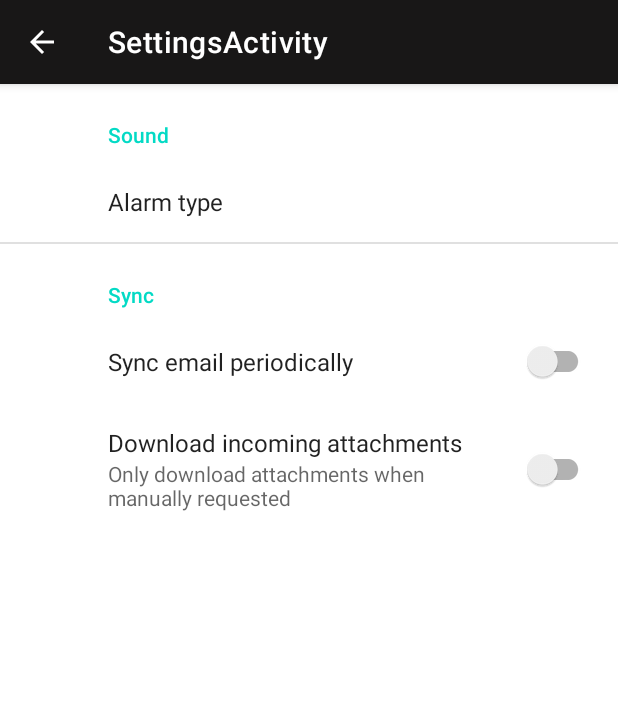
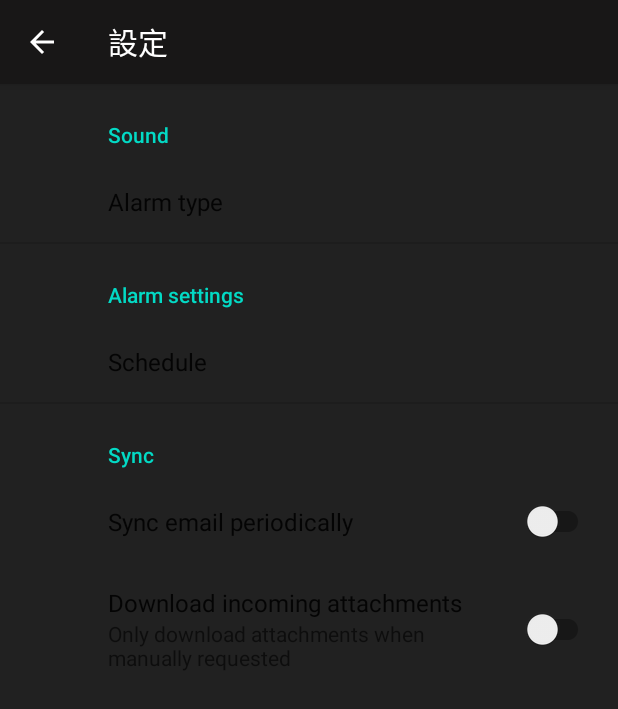
Before and after one commit to 0ga0takash1/Zekki_kaifi_alarm, an Android app: the SettingsActivity screen opened directly, with no data from a screen before it, on a phone screen of 412 x 824 dp. Shown: the top 709 px of the screen. Run offline under Robolectric (Android 15) with nearby library versions, the phone set to English and light mode, and no system bars; our stand-ins replace androidx.preference.

Commit message:
setting画面追記

```diff
--- a/app/src/main/java/zekki/kaihi/alarm/SettingsActivity.java
+++ b/app/src/main/java/zekki/kaihi/alarm/SettingsActivity.java
@@ -21,6 +21,7 @@ public class SettingsActivity extends AppCompatActivity {
         ActionBar actionBar = getSupportActionBar();
         if (actionBar != null) {
             actionBar.setDisplayHomeAsUpEnabled(true);
+            actionBar.setTitle("設定");
         }
     }
 
--- a/app/src/main/res/layout/settings_activity.xml
+++ b/app/src/main/res/layout/settings_activity.xml
@@ -1,6 +1,8 @@
-<LinearLayout xmlns:android="http://schemas.android.com/apk/res/android"
+<LinearLayout
+    xmlns:android="http://schemas.android.com/apk/res/android"
     android:layout_width="match_parent"
-    android:layout_height="match_parent">
+    android:layout_height="match_parent"
+    android:background="@color/black2">
 
     <FrameLayout
         android:id="@+id/settings"
--- a/app/src/main/res/values/arrays.xml
+++ b/app/src/main/res/values/arrays.xml
@@ -22,6 +22,20 @@
         <item>A</item>
         <item>V</item>
     </string-array>
+
+    <string-array name="alarm_schedule_entries">
+        <item>Recent</item>
+        <item>Everyday</item>
+        <item>Weekday</item>
+        <item>Weekend</item>
+    </string-array>
+
+    <string-array name="alarm_schedule_values">
+        <item>R</item>
+        <item>Ev</item>
+        <item>Wd</item>
+        <item>We</item>
+    </string-array>
     <!-- Reply Preference -->
     <string-array name="reply_entries">
         <item>Reply</item>
--- a/app/src/main/res/values/strings.xml
+++ b/app/src/main/res/values/strings.xml
@@ -29,7 +29,9 @@
 
     <!-- Settings -->
     <string name="sound_header">Sound</string>
+    <string name="alarm_header">Alarm settings</string>
     <string name="alarm_type_title">Alarm type</string>
+    <string name="alarm_schedule_title">Schedule</string>
     <string name="alarm_sound">Alarm sound</string>
     <string name="alarm_type_AV">Alarm and Vibration</string>
     <string name="alarm_type_A">Alarm Only</string>
--- a/app/src/main/res/xml/setting.xml
+++ b/app/src/main/res/xml/setting.xml
@@ -22,6 +22,16 @@
 
     </PreferenceCategory>
 
+    <PreferenceCategory app:title="@string/alarm_header">
+        <ListPreference
+            app:defaultValue="recent"
+            app:entries="@array/alarm_schedule_entries"
+            app:entryValues="@array/alarm_schedule_values"
+            app:key="alarm_schedule"
+            app:title="@string/alarm_schedule_title"
+            android:summary="%s"/>
+    </PreferenceCategory>
+
     <PreferenceCategory app:title="@string/sync_header">
 
         <SwitchPreferenceCompat
```
